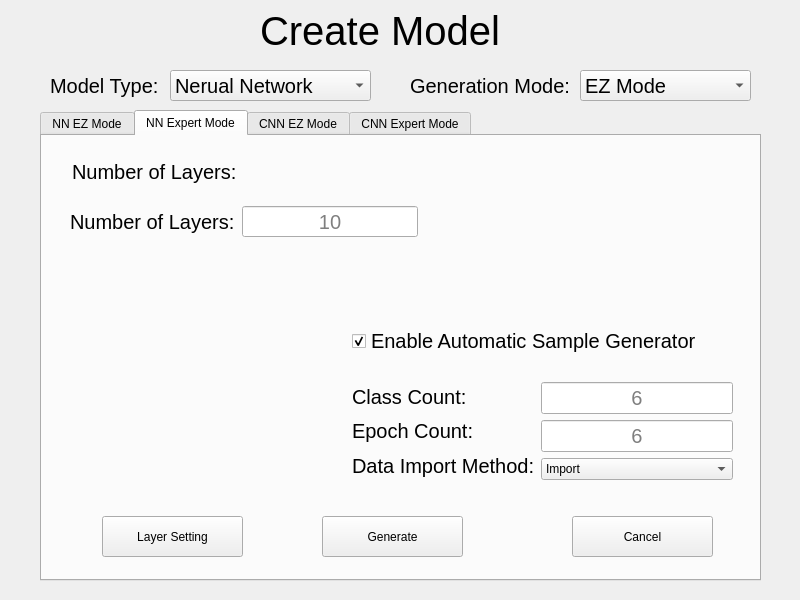
294486709/Auto-Machine-Learining-Model-Generator_QT, file create_mode.ui: the form before one commit.
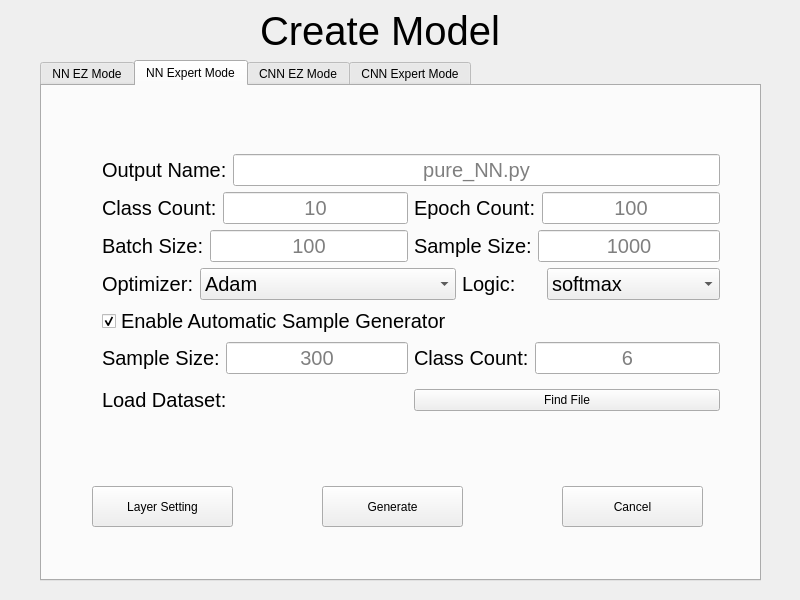
The form after the commit. The open tabs and pages were chosen to show the change.

Patch:
```diff
--- a/create_mode.ui
+++ b/create_mode.ui
@@ -25,59 +25,6 @@
   <property name="windowTitle">
    <string>Dialog</string>
   </property>
-  <widget class="QComboBox" name="Model_tpye">
-   <property name="geometry">
-    <rect>
-     <x>170</x>
-     <y>70</y>
-     <width>201</width>
-     <height>31</height>
-    </rect>
-   </property>
-   <property name="font">
-    <font>
-     <pointsize>15</pointsize>
-    </font>
-   </property>
-   <item>
-    <property name="text">
-     <string>Nerual Network</string>
-    </property>
-   </item>
-   <item>
-    <property name="text">
-     <string>Convolutional NN</string>
-    </property>
-   </item>
-  </widget>
-  <widget class="QComboBox" name="Generation_Mode">
-   <property name="geometry">
-    <rect>
-     <x>580</x>
-     <y>70</y>
-     <width>171</width>
-     <height>31</height>
-    </rect>
-   </property>
-   <property name="font">
-    <font>
-     <pointsize>15</pointsize>
-    </font>
-   </property>
-   <property name="currentIndex">
-    <number>1</number>
-   </property>
-   <item>
-    <property name="text">
-     <string>Expert Mode</string>
-    </property>
-   </item>
-   <item>
-    <property name="text">
-     <string>EZ Mode</string>
-    </property>
-   </item>
-  </widget>
   <widget class="QLabel" name="label">
    <property name="geometry">
     <rect>
@@ -96,42 +43,6 @@
     <string>Create Model</string>
    </property>
   </widget>
-  <widget class="QLabel" name="label_2">
-   <property name="geometry">
-    <rect>
-     <x>50</x>
-     <y>70</y>
-     <width>121</width>
-     <height>31</height>
-    </rect>
-   </property>
-   <property name="font">
-    <font>
-     <pointsize>15</pointsize>
-    </font>
-   </property>
-   <property name="text">
-    <string>Model Type:</string>
-   </property>
-  </widget>
-  <widget class="QLabel" name="label_3">
-   <property name="geometry">
-    <rect>
-     <x>410</x>
-     <y>60</y>
-     <width>191</width>
-     <height>51</height>
-    </rect>
-   </property>
-   <property name="font">
-    <font>
-     <pointsize>15</pointsize>
-    </font>
-   </property>
-   <property name="text">
-    <string>Generation Mode:</string>
-   </property>
-  </widget>
   <widget class="QTabWidget" name="Tabls">
    <property name="enabled">
     <bool>true</bool>
@@ -139,9 +50,9 @@
    <property name="geometry">
     <rect>
      <x>40</x>
-     <y>110</y>
+     <y>60</y>
      <width>721</width>
-     <height>471</height>
+     <height>521</height>
     </rect>
    </property>
    <property name="currentIndex">
@@ -180,11 +91,11 @@
       <string>Generate</string>
      </property>
     </widget>
-    <widget class="QWidget" name="">
+    <widget class="QWidget" name="layoutWidget">
      <property name="geometry">
       <rect>
-       <x>120</x>
-       <y>0</y>
+       <x>110</x>
+       <y>20</y>
        <width>507</width>
        <height>378</height>
       </rect>
@@ -517,50 +428,11 @@
     <attribute name="title">
      <string>NN Expert Mode</string>
     </attribute>
-    <widget class="QLabel" name="label_9">
-     <property name="geometry">
-      <rect>
-       <x>28</x>
-       <y>70</y>
-       <width>166</width>
-       <height>31</height>
-      </rect>
-     </property>
-     <property name="font">
-      <font>
-       <pointsize>15</pointsize>
-      </font>
-     </property>
-     <property name="text">
-      <string>Number of Layers:</string>
-     </property>
-    </widget>
-    <widget class="QLineEdit" name="NUM_LAYER_2">
-     <property name="geometry">
-      <rect>
-       <x>200</x>
-       <y>70</y>
-       <width>176</width>
-       <height>31</height>
-      </rect>
-     </property>
-     <property name="font">
-      <font>
-       <pointsize>15</pointsize>
-      </font>
-     </property>
-     <property name="alignment">
-      <set>Qt::AlignCenter</set>
-     </property>
-     <property name="placeholderText">
-      <string>10</string>
-     </property>
-    </widget>
     <widget class="QPushButton" name="pushButton_3">
      <property name="geometry">
       <rect>
-       <x>530</x>
-       <y>380</y>
+       <x>520</x>
+       <y>400</y>
        <width>141</width>
        <height>41</height>
       </rect>
@@ -573,7 +445,7 @@
      <property name="geometry">
       <rect>
        <x>280</x>
-       <y>380</y>
+       <y>400</y>
        <width>141</width>
        <height>41</height>
       </rect>
@@ -585,8 +457,8 @@
     <widget class="QPushButton" name="pushButton_5">
      <property name="geometry">
       <rect>
-       <x>60</x>
-       <y>380</y>
+       <x>50</x>
+       <y>400</y>
        <width>141</width>
        <height>41</height>
       </rect>
@@ -595,138 +467,436 @@
       <string>Layer Setting</string>
      </property>
     </widget>
-    <widget class="QLabel" name="label_12">
+    <widget class="QWidget" name="">
      <property name="geometry">
       <rect>
-       <x>30</x>
-       <y>20</y>
-       <width>166</width>
-       <height>31</height>
+       <x>60</x>
+       <y>60</y>
+       <width>618</width>
+       <height>275</height>
       </rect>
      </property>
-     <property name="font">
-      <font>
-       <pointsize>15</pointsize>
-      </font>
-     </property>
-     <property name="text">
-      <string>Number of Layers:</string>
-     </property>
-    </widget>
-    <widget class="QWidget" name="layoutWidget">
-     <property name="geometry">
-      <rect>
-       <x>310</x>
-       <y>170</y>
-       <width>381</width>
-       <height>195</height>
-      </rect>
-     </property>
-     <layout class="QVBoxLayout" name="verticalLayout_3">
+     <layout class="QVBoxLayout" name="verticalLayout_25">
       <item>
-       <widget class="QCheckBox" name="checkBox_2">
-        <property name="font">
-         <font>
-          <pointsize>15</pointsize>
-         </font>
-        </property>
-        <property name="text">
-         <string>Enable Automatic Sample Generator</string>
-        </property>
-        <property name="checked">
-         <bool>true</bool>
-        </property>
-       </widget>
+       <layout class="QVBoxLayout" name="verticalLayout_24">
+        <item>
+         <layout class="QVBoxLayout" name="verticalLayout_3">
+          <item>
+           <layout class="QVBoxLayout" name="verticalLayout_2">
+            <item>
+             <layout class="QVBoxLayout" name="verticalLayout">
+              <item>
+               <layout class="QHBoxLayout" name="horizontalLayout_19">
+                <item>
+                 <widget class="QLabel" name="label_23">
+                  <property name="font">
+                   <font>
+                    <pointsize>15</pointsize>
+                   </font>
+                  </property>
+                  <property name="text">
+                   <string>Output Name:</string>
+                  </property>
+                 </widget>
+                </item>
+                <item>
+                 <widget class="QLineEdit" name="NUM_LAYER_7">
+                  <property name="font">
+                   <font>
+                    <pointsize>15</pointsize>
+                   </font>
+                  </property>
+                  <property name="alignment">
+                   <set>Qt::AlignCenter</set>
+                  </property>
+                  <property name="placeholderText">
+                   <string>pure_NN.py</string>
+                  </property>
+                 </widget>
+                </item>
+               </layout>
+              </item>
+              <item>
+               <layout class="QHBoxLayout" name="horizontalLayout_15">
+                <item>
+                 <layout class="QHBoxLayout" name="horizontalLayout_14">
+                  <item>
+                   <widget class="QLabel" name="label_20">
+                    <property name="font">
+                     <font>
+                      <pointsize>15</pointsize>
+                     </font>
+                    </property>
+                    <property name="text">
+                     <string>Class Count:</string>
+                    </property>
+                   </widget>
+                  </item>
+                  <item>
+                   <widget class="QLineEdit" name="NUM_LAYER_9">
+                    <property name="font">
+                     <font>
+                      <pointsize>15</pointsize>
+                     </font>
+                    </property>
+                    <property name="alignment">
+                     <set>Qt::AlignCenter</set>
+                    </property>
+                    <property name="placeholderText">
+                     <string>10</string>
+                    </property>
+                   </widget>
+                  </item>
+                 </layout>
+                </item>
+                <item>
+                 <layout class="QHBoxLayout" name="horizontalLayout">
+                  <item>
+                   <widget class="QLabel" name="label_15">
+                    <property name="font">
+                     <font>
+                      <pointsize>15</pointsize>
+                     </font>
+                    </property>
+                    <property name="text">
+                     <string>Epoch Count:</string>
+                    </property>
+                   </widget>
+                  </item>
+                  <item>
+                   <widget class="QLineEdit" name="NUM_LAYER_8">
+                    <property name="font">
+                     <font>
+                      <pointsize>15</pointsize>
+                     </font>
+                    </property>
+                    <property name="alignment">
+                     <set>Qt::AlignCenter</set>
+                    </property>
+                    <property name="placeholderText">
+                     <string>100</string>
+                    </property>
+                   </widget>
+                  </item>
+                 </layout>
+                </item>
+               </layout>
+              </item>
+              <item>
+               <layout class="QHBoxLayout" name="horizontalLayout_18">
+                <item>
+                 <layout class="QHBoxLayout" name="horizontalLayout_17">
+                  <item>
+                   <widget class="QLabel" name="label_22">
+                    <property name="font">
+                     <font>
+                      <pointsize>15</pointsize>
+                     </font>
+                    </property>
+                    <property name="text">
+                     <string>Batch Size:</string>
+                    </property>
+                   </widget>
+                  </item>
+                  <item>
+                   <widget class="QLineEdit" name="NUM_LAYER_11">
+                    <property name="font">
+                     <font>
+                      <pointsize>15</pointsize>
+                     </font>
+                    </property>
+                    <property name="alignment">
+                     <set>Qt::AlignCenter</set>
+                    </property>
+                    <property name="placeholderText">
+                     <string>100</string>
+                    </property>
+                   </widget>
+                  </item>
+                 </layout>
+                </item>
+                <item>
+                 <layout class="QHBoxLayout" name="horizontalLayout_16">
+                  <item>
+                   <widget class="QLabel" name="label_21">
+                    <property name="font">
+                     <font>
+                      <pointsize>15</pointsize>
+                     </font>
+                    </property>
+                    <property name="text">
+                     <string>Sample Size:</string>
+                    </property>
+                   </widget>
+                  </item>
+                  <item>
+                   <widget class="QLineEdit" name="NUM_LAYER_10">
+                    <property name="font">
+                     <font>
+                      <pointsize>15</pointsize>
+                     </font>
+                    </property>
+                    <property name="alignment">
+                     <set>Qt::AlignCenter</set>
+                    </property>
+                    <property name="placeholderText">
+                     <string>1000</string>
+                    </property>
+                   </widget>
+                  </item>
+                 </layout>
+                </item>
+               </layout>
+              </item>
+             </layout>
+            </item>
+            <item>
+             <layout class="QHBoxLayout" name="horizontalLayout_22">
+              <item>
+               <layout class="QHBoxLayout" name="horizontalLayout_20">
+                <item>
+                 <widget class="QLabel" name="label_24">
+                  <property name="font">
+                   <font>
+                    <pointsize>15</pointsize>
+                   </font>
+                  </property>
+                  <property name="text">
+                   <string>Optimizer:</string>
+                  </property>
+                 </widget>
+                </item>
+                <item>
+                 <widget class="QComboBox" name="comboBox">
+                  <property name="font">
+                   <font>
+                    <pointsize>15</pointsize>
+                   </font>
+                  </property>
+                  <property name="currentIndex">
+                   <number>3</number>
+                  </property>
+                  <item>
+                   <property name="text">
+                    <string>Adadelta</string>
+                   </property>
+                  </item>
+                  <item>
+                   <property name="text">
+                    <string>AdagradDA</string>
+                   </property>
+                  </item>
+                  <item>
+                   <property name="text">
+                    <string>Adagrad</string>
+                   </property>
+                  </item>
+                  <item>
+                   <property name="text">
+                    <string>Adam</string>
+                   </property>
+                  </item>
+                  <item>
+                   <property name="text">
+                    <string>Ftrl</string>
+                   </property>
+                  </item>
+                  <item>
+                   <property name="text">
+                    <string>GradientDescent</string>
+                   </property>
+                  </item>
+                  <item>
+                   <property name="text">
+                    <string>Momentum</string>
+                   </property>
+                  </item>
+                  <item>
+                   <property name="text">
+                    <string>ProximalAdagrad</string>
+                   </property>
+                  </item>
+                  <item>
+                   <property name="text">
+                    <string>PorximalGradientDescent</string>
+                   </property>
+                  </item>
+                  <item>
+                   <property name="text">
+                    <string>RMSProp</string>
+                   </property>
+                  </item>
+                  <item>
+                   <property name="text">
+                    <string>sdca</string>
+                   </property>
+                  </item>
+                  <item>
+                   <property name="text">
+                    <string>SyncReplicas</string>
+                   </property>
+                  </item>
+                 </widget>
+                </item>
+               </layout>
+              </item>
+              <item>
+               <layout class="QHBoxLayout" name="horizontalLayout_21">
+                <item>
+                 <widget class="QLabel" name="label_25">
+                  <property name="font">
+                   <font>
+                    <pointsize>15</pointsize>
+                   </font>
+                  </property>
+                  <property name="text">
+                   <string>Logic:</string>
+                  </property>
+                 </widget>
+                </item>
+                <item>
+                 <widget class="QComboBox" name="comboBox_2">
+                  <property name="font">
+                   <font>
+                    <pointsize>15</pointsize>
+                   </font>
+                  </property>
+                  <property name="currentIndex">
+                   <number>0</number>
+                  </property>
+                  <item>
+                   <property name="text">
+                    <string>softmax</string>
+                   </property>
+                  </item>
+                  <item>
+                   <property name="text">
+                    <string>sigmoid</string>
+                   </property>
+                  </item>
+                  <item>
+                   <property name="text">
+                    <string>aparse_softmax</string>
+                   </property>
+                  </item>
+                  <item>
+                   <property name="text">
+                    <string>weighted</string>
+                   </property>
+                  </item>
+                 </widget>
+                </item>
+               </layout>
+              </item>
+             </layout>
+            </item>
+           </layout>
+          </item>
+          <item>
+           <widget class="QCheckBox" name="checkBox_3">
+            <property name="font">
+             <font>
+              <pointsize>15</pointsize>
+             </font>
+            </property>
+            <property name="text">
+             <string>Enable Automatic Sample Generator</string>
+            </property>
+            <property name="checked">
+             <bool>true</bool>
+            </property>
+           </widget>
+          </item>
+         </layout>
+        </item>
+        <item>
+         <layout class="QHBoxLayout" name="horizontalLayout_25">
+          <item>
+           <layout class="QHBoxLayout" name="horizontalLayout_23">
+            <item>
+             <widget class="QLabel" name="label_33">
+              <property name="font">
+               <font>
+                <pointsize>15</pointsize>
+               </font>
+              </property>
+              <property name="text">
+               <string>Sample Size:</string>
+              </property>
+             </widget>
+            </item>
+            <item>
+             <widget class="QLineEdit" name="CLASS_COUNT_7">
+              <property name="font">
+               <font>
+                <pointsize>15</pointsize>
+               </font>
+              </property>
+              <property name="alignment">
+               <set>Qt::AlignCenter</set>
+              </property>
+              <property name="placeholderText">
+               <string>300</string>
+              </property>
+             </widget>
+            </item>
+           </layout>
+          </item>
+          <item>
+           <layout class="QHBoxLayout" name="horizontalLayout_24">
+            <item>
+             <widget class="QLabel" name="label_26">
+              <property name="font">
+               <font>
+                <pointsize>15</pointsize>
+               </font>
+              </property>
+              <property name="text">
+               <string>Class Count:</string>
+              </property>
+             </widget>
+            </item>
+            <item>
+             <widget class="QLineEdit" name="CLASS_COUNT_8">
+              <property name="font">
+               <font>
+                <pointsize>15</pointsize>
+               </font>
+              </property>
+              <property name="alignment">
+               <set>Qt::AlignCenter</set>
+              </property>
+              <property name="placeholderText">
+               <string>6</string>
+              </property>
+             </widget>
+            </item>
+           </layout>
+          </item>
+         </layout>
+        </item>
+       </layout>
       </item>
       <item>
-       <layout class="QHBoxLayout" name="horizontalLayout">
+       <layout class="QHBoxLayout" name="horizontalLayout_26">
         <item>
-         <layout class="QVBoxLayout" name="verticalLayout">
-          <item>
-           <widget class="QLabel" name="label_14">
-            <property name="font">
-             <font>
-              <pointsize>15</pointsize>
-             </font>
-            </property>
-            <property name="text">
-             <string>Class Count:</string>
-            </property>
-           </widget>
-          </item>
-          <item>
-           <widget class="QLabel" name="label_15">
-            <property name="font">
-             <font>
-              <pointsize>15</pointsize>
-             </font>
-            </property>
-            <property name="text">
-             <string>Epoch Count:</string>
-            </property>
-           </widget>
-          </item>
-          <item>
-           <widget class="QLabel" name="label_13">
-            <property name="font">
-             <font>
-              <pointsize>15</pointsize>
-             </font>
-            </property>
-            <property name="text">
-             <string>Data Import Method:</string>
-            </property>
-           </widget>
-          </item>
-         </layout>
+         <widget class="QLabel" name="label_32">
+          <property name="font">
+           <font>
+            <pointsize>15</pointsize>
+           </font>
+          </property>
+          <property name="text">
+           <string>Load Dataset:</string>
+          </property>
+         </widget>
         </item>
         <item>
-         <layout class="QVBoxLayout" name="verticalLayout_2">
-          <item>
-           <widget class="QLineEdit" name="CLASS_COUNT_4">
-            <property name="font">
-             <font>
-              <pointsize>15</pointsize>
-             </font>
-            </property>
-            <property name="alignment">
-             <set>Qt::AlignCenter</set>
-            </property>
-            <property name="placeholderText">
-             <string>6</string>
-            </property>
-           </widget>
-          </item>
-          <item>
-           <widget class="QLineEdit" name="CLASS_COUNT_3">
-            <property name="font">
-             <font>
-              <pointsize>15</pointsize>
-             </font>
-            </property>
-            <property name="alignment">
-             <set>Qt::AlignCenter</set>
-            </property>
-            <property name="placeholderText">
-             <string>6</string>
-            </property>
-           </widget>
-          </item>
-          <item>
-           <widget class="QComboBox" name="comboBox_4">
-            <item>
-             <property name="text">
-              <string>Import</string>
-             </property>
-            </item>
-            <item>
-             <property name="text">
-              <string>Load</string>
-             </property>
-            </item>
-           </widget>
-          </item>
-         </layout>
+         <widget class="QPushButton" name="find_file_3">
+          <property name="text">
+           <string>Find File</string>
+          </property>
+         </widget>
         </item>
        </layout>
       </item>
```
Left out of the diff: 45 changed lines with no effect on the pictures.
